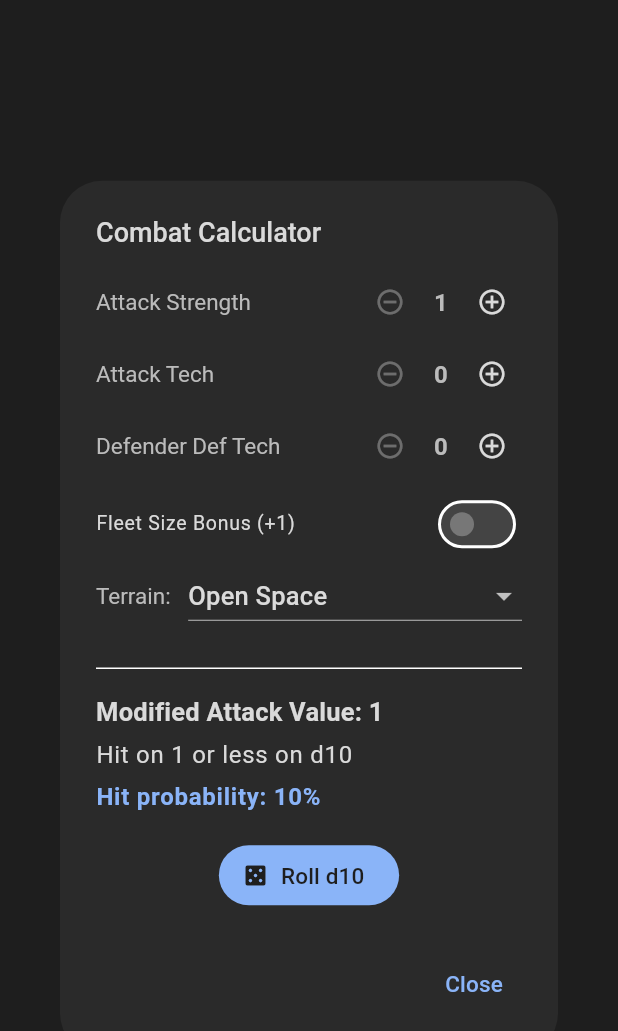
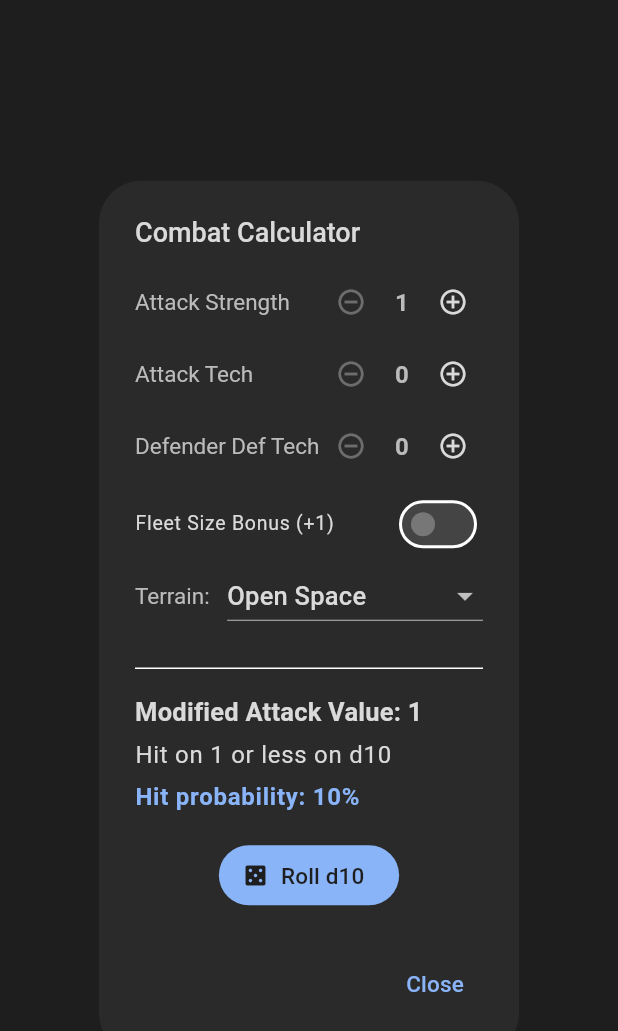
Before and after one commit to Fabulu/SE4xCompanion, a Flutter app: the CombatCalculatorDialog widget shown alone on an empty page, opened directly, on a phone screen of 412 x 824 dp. Shown: the top 1031 px of the screen. Run offline on Flutter 3.47's test engine with Material 3 defaults, Android fonts, the phone set to English and light mode, and no system bars.

Commit message:
Fix remaining dialog overflow + unsafe force-unwrap
- 6 dialogs: replace fixed SizedBox widths with ConstrainedBox(maxWidth)
  or responsive clamp (combat calc, ship info, research grant, alien
  economy roll, alien tech picker, fleet composition)
- Tutorial overlay: guard ctx.findRenderObject() null before ensureVisible

Co-Authored-By: Claude Opus 4.6 (1M context) <noreply@anthropic.com>

```diff
--- a/lib/tutorial/tutorial_overlay.dart
+++ b/lib/tutorial/tutorial_overlay.dart
@@ -56,8 +56,10 @@ class _TutorialOverlayState extends State<TutorialOverlay> {
             ? step.targetKeys!.first.currentContext
             : null);
     if (ctx == null) return;
+    final renderObject = ctx.findRenderObject();
+    if (renderObject == null) return;
     Scrollable.maybeOf(ctx)?.position.ensureVisible(
-          ctx.findRenderObject()!,
+          renderObject,
           alignment: 0.2,
           duration: const Duration(milliseconds: 300),
         );
--- a/lib/widgets/combat_calculator_dialog.dart
+++ b/lib/widgets/combat_calculator_dialog.dart
@@ -99,8 +99,8 @@ class _CombatCalculatorDialogState extends State<CombatCalculatorDialog>
 
     return AlertDialog(
       title: const Text('Combat Calculator'),
-      content: SizedBox(
-        width: 320,
+      content: ConstrainedBox(
+        constraints: const BoxConstraints(maxWidth: 320),
         child: SingleChildScrollView(
           child: Column(
             mainAxisSize: MainAxisSize.min,
--- a/lib/widgets/research_grant_dialog.dart
+++ b/lib/widgets/research_grant_dialog.dart
@@ -148,8 +148,8 @@ class _ResearchGrantDialogState extends State<_ResearchGrantDialog>
 
     return AlertDialog(
       title: Text('Research: ${widget.techName} ${widget.targetLevel}'),
-      content: SizedBox(
-        width: 320,
+      content: ConstrainedBox(
+        constraints: const BoxConstraints(maxWidth: 320),
         child: Column(
           mainAxisSize: MainAxisSize.min,
           crossAxisAlignment: CrossAxisAlignment.stretch,
--- a/lib/widgets/ship_info_dialog.dart
+++ b/lib/widgets/ship_info_dialog.dart
@@ -25,8 +25,8 @@ Future<void> showShipInfoDialog(
 
       return AlertDialog(
         title: Text('${def.name} (${def.abbreviation})'),
-        content: SizedBox(
-          width: 320,
+        content: ConstrainedBox(
+          constraints: const BoxConstraints(maxWidth: 320),
           child: Column(
             mainAxisSize: MainAxisSize.min,
             crossAxisAlignment: CrossAxisAlignment.start,
```
Also changed, not shown: lib/pages/alien_economy_page.dart (+5 -5 lines).
